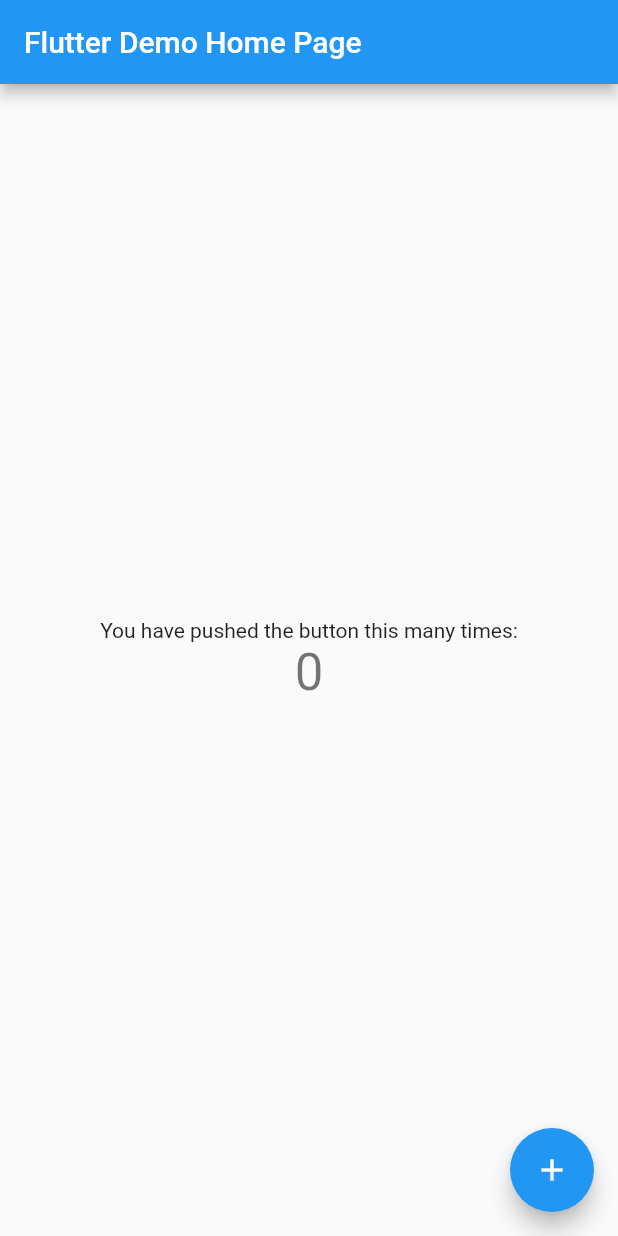
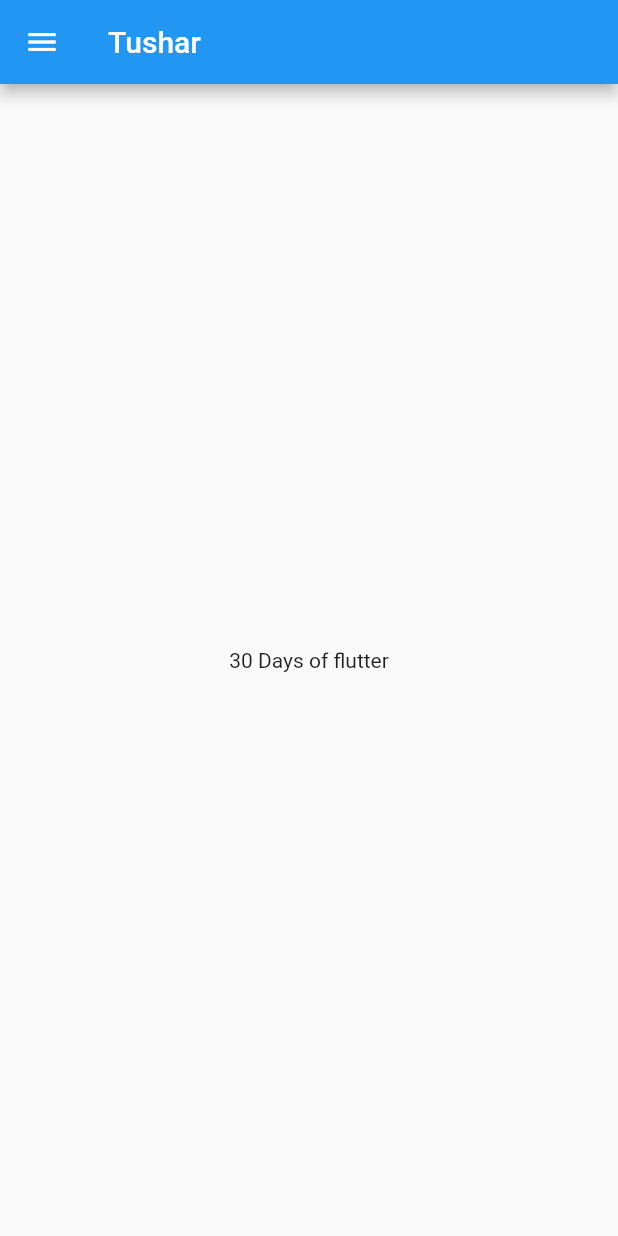
Before and after one commit to tusharp7/Learning-Flutter, a Flutter app: the screen it shows after launch, on a phone screen of 412 x 824 dp. Run offline on Flutter 3.47's test engine with Material 2 defaults, Android fonts, the phone set to English and light mode, and no system bars; missing offline and left inert: dart:html.

Commit message:
day2 complete

```diff
--- /dev/null
+++ b/lib/home.dart
@@ -0,0 +1,22 @@
+import 'dart:html';
+
+import 'package:flutter/material.dart';
+import 'package:flutter/src/widgets/container.dart';
+import 'package:flutter/src/widgets/framework.dart';
+
+class Homepage extends StatelessWidget {
+  @override
+  Widget build(BuildContext context) {
+    return Scaffold(
+      appBar: AppBar(
+        title: Text("Tushar"),
+      ),
+      body: Center(
+          child: Container(
+            child: Text("30 Days of flutter"),
+          ),
+      ),
+      drawer: Drawer(),
+    );
+  }
+}
--- a/lib/main.dart
+++ b/lib/main.dart
@@ -1,115 +1,17 @@
 import 'package:flutter/material.dart';
+import 'package:flutter_application_1/home.dart';
 
-void main() {
-  runApp(const MyApp());
+void  main() {
+  runApp(Myapp());
 }
 
-class MyApp extends StatelessWidget {
-  const MyApp({super.key});
+class Myapp extends StatelessWidget {
+  const Myapp({super.key});
 
-  // This widget is the root of your application.
   @override
   Widget build(BuildContext context) {
-    return MaterialApp(
-      title: 'Flutter Demo',
-      theme: ThemeData(
-        // This is the theme of your application.
-        //
-        // Try running your application with "flutter run". You'll see the
-        // application has a blue toolbar. Then, without quitting the app, try
-        // changing the primarySwatch below to Colors.green and then invoke
-        // "hot reload" (press "r" in the console where you ran "flutter run",
-        // or simply save your changes to "hot reload" in a Flutter IDE).
-        // Notice that the counter didn't reset back to zero; the application
-        // is not restarted.
-        primarySwatch: Colors.blue,
-      ),
-      home: const MyHomePage(title: 'Flutter Demo Home Page'),
+    return  MaterialApp(
+      home : Homepage()
     );
   }
 }
-
-class MyHomePage extends StatefulWidget {
-  const MyHomePage({super.key, required this.title});
-
-  // This widget is the home page of your application. It is stateful, meaning
-  // that it has a State object (defined below) that contains fields that affect
-  // how it looks.
-
-  // This class is the configuration for the state. It holds the values (in this
-  // case the title) provided by the parent (in this case the App widget) and
-  // used by the build method of the State. Fields in a Widget subclass are
-  // always marked "final".
-
-  final String title;
-
-  @override
-  State<MyHomePage> createState() => _MyHomePageState();
-}
-
-class _MyHomePageState extends State<MyHomePage> {
-  int _counter = 0;
-
-  void _incrementCounter() {
-    setState(() {
-      // This call to setState tells the Flutter framework that something has
-      // changed in this State, which causes it to rerun the build method below
-      // so that the display can reflect the updated values. If we changed
-      // _counter without calling setState(), then the build method would not be
-      // called again, and so nothing would appear to happen.
-      _counter++;
-    });
-  }
-
-  @override
-  Widget build(BuildContext context) {
-    // This method is rerun every time setState is called, for instance as done
-    // by the _incrementCounter method above.
-    //
-    // The Flutter framework has been optimized to make rerunning build methods
-    // fast, so that you can just rebuild anything that needs updating rather
-    // than having to individually change instances of widgets.
-    return Scaffold(
-      appBar: AppBar(
-        // Here we take the value from the MyHomePage object that was created by
-        // the App.build method, and use it to set our appbar title.
-        title: Text(widget.title),
-      ),
-      body: Center(
-        // Center is a layout widget. It takes a single child and positions it
-        // in the middle of the parent.
-        child: Column(
-          // Column is also a layout widget. It takes a list of children and
-          // arranges them vertically. By default, it sizes itself to fit its
-          // children horizontally, and tries to be as tall as its parent.
-          //
-          // Invoke "debug painting" (press "p" in the console, choose the
-          // "Toggle Debug Paint" action from the Flutter Inspector in Android
-          // Studio, or the "Toggle Debug Paint" command in Visual Studio Code)
-          // to see the wireframe for each widget.
-          //
-          // Column has various properties to control how it sizes itself and
-          // how it positions its children. Here we use mainAxisAlignment to
-          // center the children vertically; the main axis here is the vertical
-          // axis because Columns are vertical (the cross axis would be
-          // horizontal).
-          mainAxisAlignment: MainAxisAlignment.center,
-          children: <Widget>[
-            const Text(
-              'You have pushed the button this many times:',
-            ),
-            Text(
-              '$_counter',
-              style: Theme.of(context).textTheme.headline4,
-            ),
-          ],
-        ),
-      ),
-      floatingActionButton: FloatingActionButton(
-        onPressed: _incrementCounter,
-        tooltip: 'Increment',
-        child: const Icon(Icons.add),
-      ), // This trailing comma makes auto-formatting nicer for build methods.
-    );
-  }
-}
```
